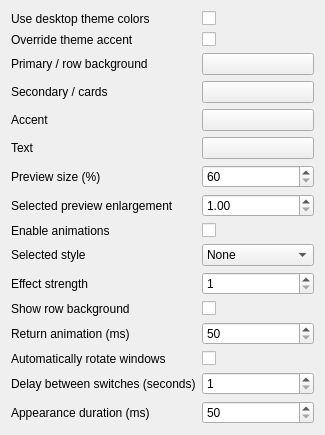
Qt form kde/switchinator/contents/ui/config.ui (DavidThePurple/Switchinator) before a commit.
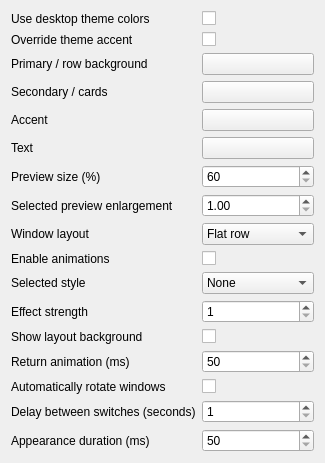
The same form after that commit. Custom widgets are drawn as their Qt base class.

Commit message: Add optional 3D carousel window layout

What changed in the file:
```diff
--- a/kde/switchinator/contents/ui/config.ui
+++ b/kde/switchinator/contents/ui/config.ui
@@ -101,23 +101,44 @@
         </widget>
       </item>
       <item row="8" column="0">
+        <widget class="QLabel" name="labelLayoutMode">
+          <property name="text">
+            <string>Window layout</string>
+          </property>
+        </widget>
+      </item>
+      <item row="8" column="1">
+        <widget class="QComboBox" name="kcfg_LayoutMode">
+          <item>
+            <property name="text">
+              <string>Flat row</string>
+            </property>
+          </item>
+          <item>
+            <property name="text">
+              <string>3D carousel</string>
+            </property>
+          </item>
+        </widget>
+      </item>
+      <item row="9" column="0">
         <widget class="QLabel" name="labelAnimations">
           <property name="text">
             <string>Enable animations</string>
           </property>
         </widget>
       </item>
-      <item row="8" column="1">
+      <item row="9" column="1">
         <widget class="QCheckBox" name="kcfg_Animations" />
       </item>
-      <item row="9" column="0">
+      <item row="10" column="0">
         <widget class="QLabel" name="labelSelectedStyle">
           <property name="text">
             <string>Selected style</string>
           </property>
         </widget>
       </item>
-      <item row="9" column="1">
+      <item row="10" column="1">
         <widget class="QComboBox" name="kcfg_SelectedStyle">
           <item>
             <property name="text">
@@ -146,14 +167,14 @@
           </item>
         </widget>
       </item>
-      <item row="10" column="0">
+      <item row="11" column="0">
         <widget class="QLabel" name="labelStyleStrength">
           <property name="text">
             <string>Effect strength</string>
           </property>
         </widget>
       </item>
-      <item row="10" column="1">
+      <item row="11" column="1">
         <widget class="QSpinBox" name="kcfg_StyleStrength">
           <property name="minimum">
             <number>1</number>
@@ -163,24 +184,24 @@
           </property>
         </widget>
       </item>
-      <item row="11" column="0">
+      <item row="12" column="0">
         <widget class="QLabel" name="labelShowBackground">
           <property name="text">
-            <string>Show row background</string>
+            <string>Show layout background</string>
           </property>
         </widget>
       </item>
-      <item row="11" column="1">
+      <item row="12" column="1">
         <widget class="QCheckBox" name="kcfg_ShowBackground" />
       </item>
-      <item row="12" column="0">
+      <item row="13" column="0">
         <widget class="QLabel" name="labelFinishMs">
           <property name="text">
             <string>Return animation (ms)</string>
           </property>
         </widget>
       </item>
-      <item row="12" column="1">
+      <item row="13" column="1">
         <widget class="QSpinBox" name="kcfg_FinishMs">
           <property name="minimum">
             <number>50</number>
@@ -190,24 +211,24 @@
           </property>
         </widget>
       </item>
-      <item row="13" column="0">
+      <item row="14" column="0">
         <widget class="QLabel" name="labelAutoRotate">
           <property name="text">
             <string>Automatically rotate windows</string>
           </property>
         </widget>
       </item>
-      <item row="13" column="1">
+      <item row="14" column="1">
         <widget class="QCheckBox" name="kcfg_AutoRotate" />
       </item>
-      <item row="14" column="0">
+      <item row="15" column="0">
         <widget class="QLabel" name="labelRotationDelay">
           <property name="text">
             <string>Delay between switches (seconds)</string>
           </property>
         </widget>
       </item>
-      <item row="14" column="1">
+      <item row="15" column="1">
         <widget class="QSpinBox" name="kcfg_RotationDelay">
           <property name="minimum">
             <number>1</number>
@@ -217,14 +238,14 @@
           </property>
         </widget>
       </item>
-      <item row="15" column="0">
+      <item row="16" column="0">
         <widget class="QLabel" name="labelOpenMs">
           <property name="text">
             <string>Appearance duration (ms)</string>
           </property>
         </widget>
       </item>
-      <item row="15" column="1">
+      <item row="16" column="1">
         <widget class="QSpinBox" name="kcfg_OpenMs">
           <property name="minimum">
             <number>50</number>
```
The commit also changes 12 other files.
